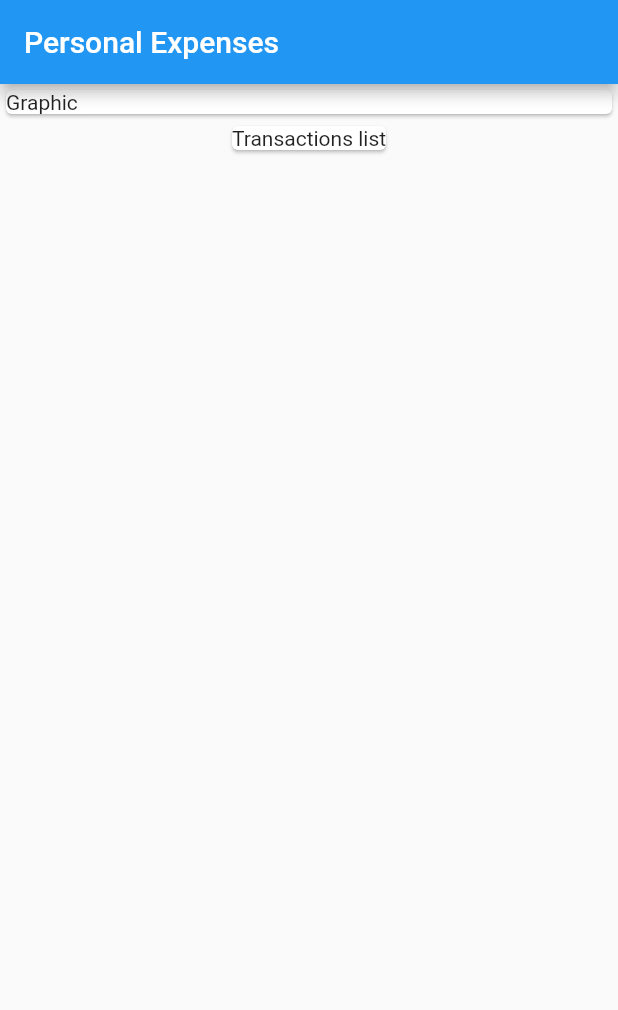
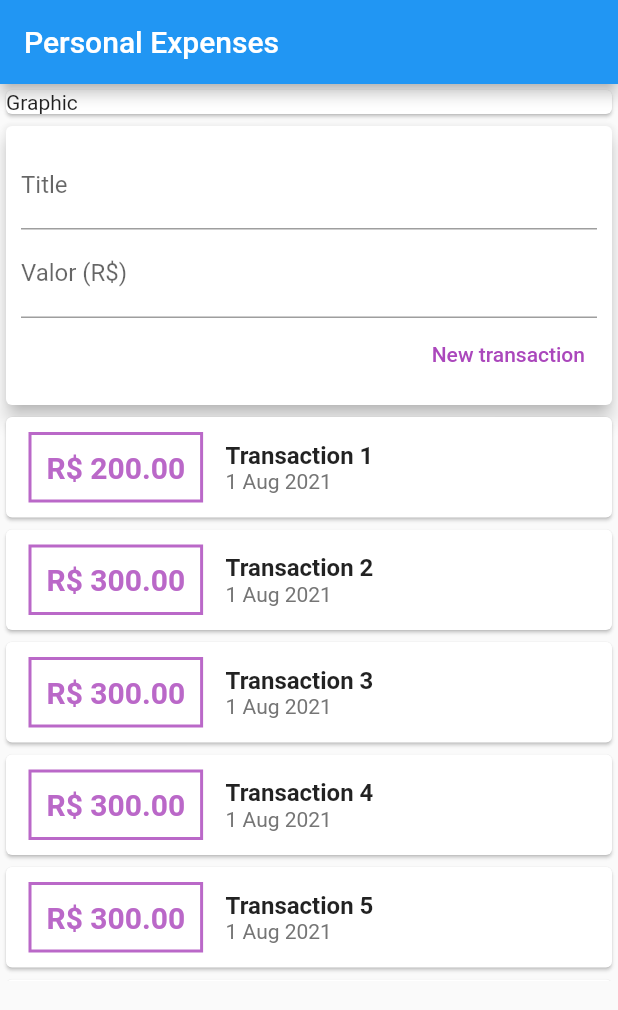
Before and after one commit to EAbeier/ExpensesControlApp, a Flutter app: the screen it shows after launch, on a phone screen of 412 x 824 dp. Shown: the top 1010 px of the screen. Run offline on Flutter 3.47's test engine with Material 2 defaults, Android fonts, the phone set to English and light mode, and no system bars; Roboto replaces fonts that are missing (Fira Code, Fira code).

Commit message:
defined expenses list as listview and defined main build as singlechildscrollview

```diff
--- /dev/null
+++ b/lib/components/transaction_form.dart
@@ -0,0 +1,48 @@
+import 'package:flutter/material.dart';
+
+class TransactionForm extends StatelessWidget {
+  final titleController = TextEditingController();
+  final valueController = TextEditingController();
+
+  final void Function(String, double) onSubmit;
+
+  TransactionForm(this.onSubmit);
+
+  @override
+  Widget build(BuildContext context) {
+    return Card(
+      elevation: 5,
+      child: Padding(
+        padding: const EdgeInsets.all(10),
+        child: Column(
+          children: [
+            TextField(
+              controller: titleController,
+              decoration: InputDecoration(labelText: 'Title'),
+            ),
+            TextField(
+              controller: valueController,
+              decoration: InputDecoration(labelText: 'Valor (R\$)'),
+            ),
+            Row(
+              mainAxisAlignment: MainAxisAlignment.end,
+              children: [
+                TextButton(
+                  onPressed: () {
+                    final title = titleController.text;
+                    final value = double.tryParse(valueController.text) ?? 0.0;
+                    onSubmit(title, value);
+                  },
+                  child: Text(
+                    'New transaction',
+                    style: TextStyle(color: Colors.purple.shade400),
+                  ),
+                ),
+              ],
+            ),
+          ],
+        ),
+      ),
+    );
+  }
+}
--- /dev/null
+++ b/lib/components/transaction_list.dart
@@ -0,0 +1,65 @@
+import 'package:expenses/models/transaction.dart';
+import 'package:flutter/material.dart';
+import 'package:intl/intl.dart';
+
+class TransactionList extends StatelessWidget {
+  final List<Transaction> transactionsList;
+
+  TransactionList(this.transactionsList);
+
+  @override
+  Widget build(BuildContext context) {
+    return Container(
+      height: 380,
+      child: ListView(
+        children: transactionsList.map((tr) {
+          return Card(
+            child: Row(
+              children: [
+                Container(
+                  margin: EdgeInsets.symmetric(
+                    horizontal: 15,
+                    vertical: 10,
+                  ),
+                  decoration: BoxDecoration(
+                    border: Border.all(
+                      color: Colors.purple.shade300,
+                      width: 2,
+                    ),
+                  ),
+                  padding: EdgeInsets.all(10),
+                  child: Text(
+                    'R\$ ${tr.value.toStringAsFixed(2)}',
+                    style: TextStyle(
+                      fontWeight: FontWeight.bold,
+                      fontFamily: 'Fira Code',
+                      fontSize: 20,
+                      color: Colors.purple.shade300,
+                    ),
+                  ),
+                ),
+                Column(
+                  crossAxisAlignment: CrossAxisAlignment.start,
+                  children: [
+                    Text(
+                      tr.title,
+                      style: TextStyle(
+                        fontFamily: 'Fira Code',
+                        fontWeight: FontWeight.bold,
+                        fontSize: 16,
+                      ),
+                    ),
+                    Text(
+                      DateFormat('d MMM y').format(tr.date),
+                      style: TextStyle(color: Colors.grey.shade600),
+                    ),
+                  ],
+                ),
+              ],
+            ),
+          );
+        }).toList(),
+      ),
+    );
+  }
+}
--- /dev/null
+++ b/lib/components/transaction_user.dart
@@ -0,0 +1,75 @@
+import 'dart:math';
+
+import 'package:expenses/models/transaction.dart';
+import 'transaction_form.dart';
+import 'transaction_list.dart';
+import 'package:flutter/material.dart';
+
+class TransactionUser extends StatefulWidget {
+  @override
+  _TransactionUserState createState() => _TransactionUserState();
+}
+
+class _TransactionUserState extends State<TransactionUser> {
+  final _transactions = [
+    Transaction(
+      id: 'T1',
+      title: 'Transaction 1',
+      value: 200.00,
+      date: DateTime.now(),
+    ),
+    Transaction(
+      id: 'T2',
+      title: 'Transaction 2',
+      value: 300.00,
+      date: DateTime.now(),
+    ),
+    Transaction(
+      id: 'T3',
+      title: 'Transaction 3',
+      value: 300.00,
+      date: DateTime.now(),
+    ),
+    Transaction(
+      id: 'T4',
+      title: 'Transaction 4',
+      value: 300.00,
+      date: DateTime.now(),
+    ),
+    Transaction(
+      id: 'T5',
+      title: 'Transaction 5',
+      value: 300.00,
+      date: DateTime.now(),
+    ),
+    Transaction(
+      id: 'T6',
+      title: 'Transaction 6',
+      value: 300.00,
+      date: DateTime.now(),
+    )
+  ];
+
+  _addTransaction(String title, double value) {
+    final newTransaction = Transaction(
+      id: Random().nextDouble().toString(),
+      title: title,
+      value: value,
+      date: DateTime.now(),
+    );
+
+    setState(() {
+      _transactions.add(newTransaction);
+    });
+  }
+
+  @override
+  Widget build(BuildContext context) {
+    return Column(
+      children: [
+        TransactionForm(_addTransaction),
+        TransactionList(_transactions),
+      ],
+    );
+  }
+}
--- a/lib/main.dart
+++ b/lib/main.dart
@@ -1,3 +1,4 @@
+import 'package:expenses/components/transaction_user.dart';
 import 'package:flutter/material.dart';
 
 main() => runApp(ExpensesApp());
@@ -21,18 +22,20 @@ class MyHomePage extends StatelessWidget {
           style: TextStyle(fontFamily: 'Fira code'),
         ),
       ),
-      body: Column(
+      body: SingleChildScrollView(
+        child: Container(
+          child: Column(
+            crossAxisAlignment: CrossAxisAlignment.stretch,
             children: <Widget>[
               Container(
-            width: double.infinity,
                 child: Card(
                   child: Text('Graphic'),
                 ),
               ),
-          Card(
-            child: Text('Transactions list'),
+              TransactionUser(),
+            ],
           ),
-        ],
+        ),
       ),
     );
   }
--- /dev/null
+++ b/lib/models/transaction.dart
@@ -0,0 +1,15 @@
+import 'package:flutter/foundation.dart';
+
+class Transaction {
+  final String id;
+  final String title;
+  final double value;
+  final DateTime date;
+
+  Transaction({
+    required this.id,
+    required this.title,
+    required this.value,
+    required this.date,
+  });
+}
--- a/pubspec.yaml
+++ b/pubspec.yaml
@@ -23,7 +23,7 @@ environment:
 dependencies:
   flutter:
     sdk: flutter
-
+  intl: ^0.17.0
 
   # The following adds the Cupertino Icons font to your application.
   # Use with the CupertinoIcons class for iOS style icons.
```
Also changed, not shown: pubspec.lock. Lines whose indentation alone changed are shown as unchanged.
